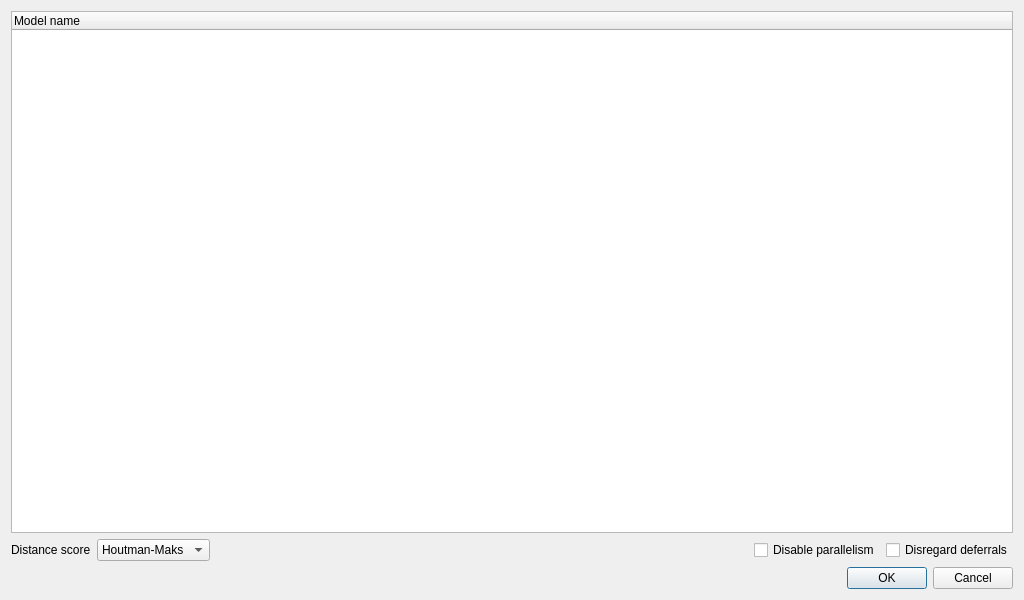
Qt form gui/uic/estimation.ui (prestsoftware/prest) before a commit.
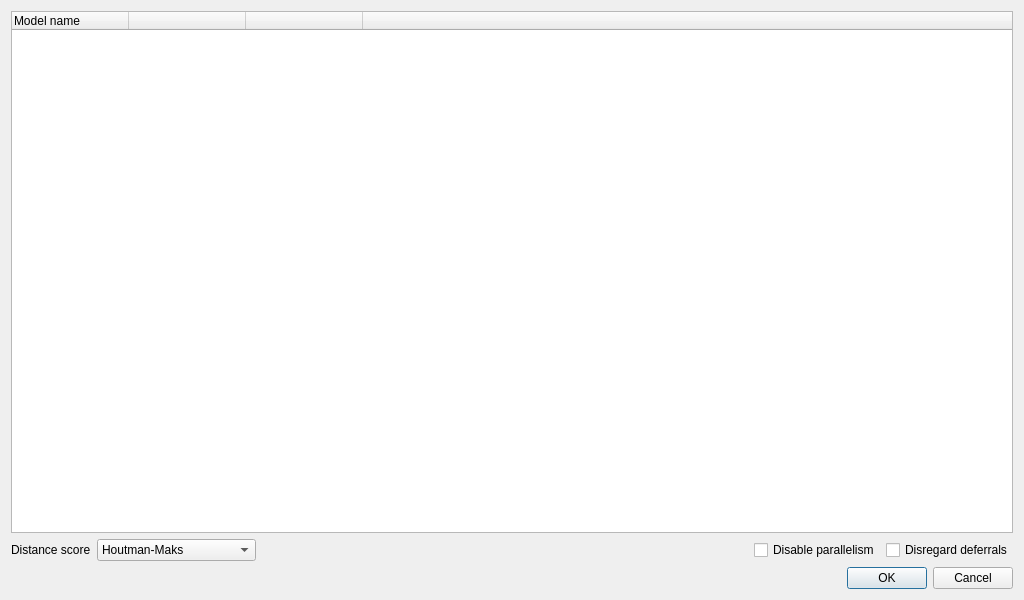
The same form after that commit.

Commit message: Fix the estimation dialog.

The edit to the form file:
```diff
--- a/gui/uic/estimation.ui
+++ b/gui/uic/estimation.ui
@@ -41,17 +41,17 @@
      </column>
      <column>
       <property name="text">
-       <string/>
+       <string> </string>
       </property>
      </column>
      <column>
       <property name="text">
-       <string/>
+       <string> </string>
       </property>
      </column>
      <column>
       <property name="text">
-       <string/>
+       <string> </string>
       </property>
      </column>
     </widget>
@@ -74,7 +74,7 @@
        </item>
        <item>
         <property name="text">
-         <string>Jaccard</string>
+         <string>Houtman-Maks-Jaccard</string>
         </property>
        </item>
       </widget>
```
